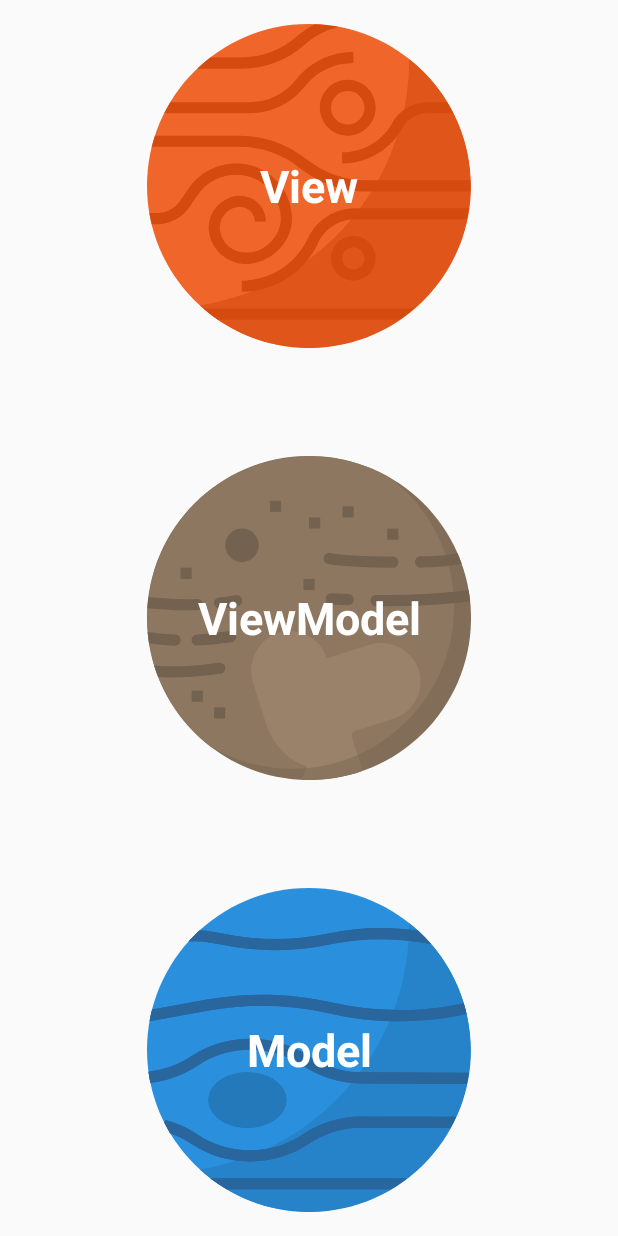
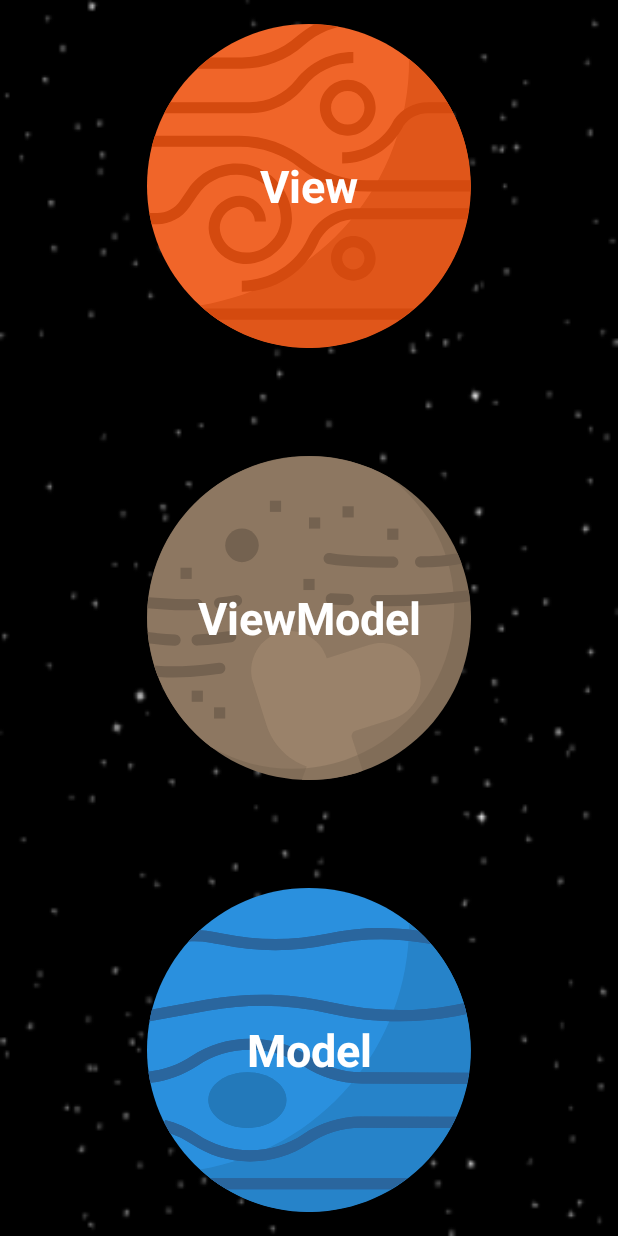
Before and after one commit to DavidMorCar/JetpackDemoApp, an Android app: the fragment MainFragment shown on its own in the app's theme, on a phone screen of 412 x 824 dp. Run offline under Robolectric (Android 15) with nearby library versions, the phone set to English and light mode, and no system bars.

Commit message:
(4-MainFlow) Main view background

```diff
--- a/app/src/main/res/layout/fragment_main.xml
+++ b/app/src/main/res/layout/fragment_main.xml
@@ -4,13 +4,14 @@
     android:layout_width="match_parent"
     android:layout_height="match_parent"
     xmlns:app="http://schemas.android.com/apk/res-auto"
-    android:layout_margin="@dimen/default_space"
+    android:background="@drawable/space_loop"
     tools:context=".modules.main.view.MainFragment">
 
     <LinearLayout
         android:layout_width="match_parent"
         android:layout_height="match_parent"
         android:weightSum="110"
+        android:layout_margin="@dimen/default_space"
         android:orientation="vertical"
         app:layout_constraintTop_toTopOf="parent"
         app:layout_constraintEnd_toEndOf="parent">
@@ -58,6 +59,7 @@
         android:layout_height="match_parent"
         android:weightSum="110"
         android:orientation="vertical"
+        android:layout_margin="@dimen/default_space"
         app:layout_constraintTop_toTopOf="parent"
         app:layout_constraintEnd_toEndOf="parent">
 
```
